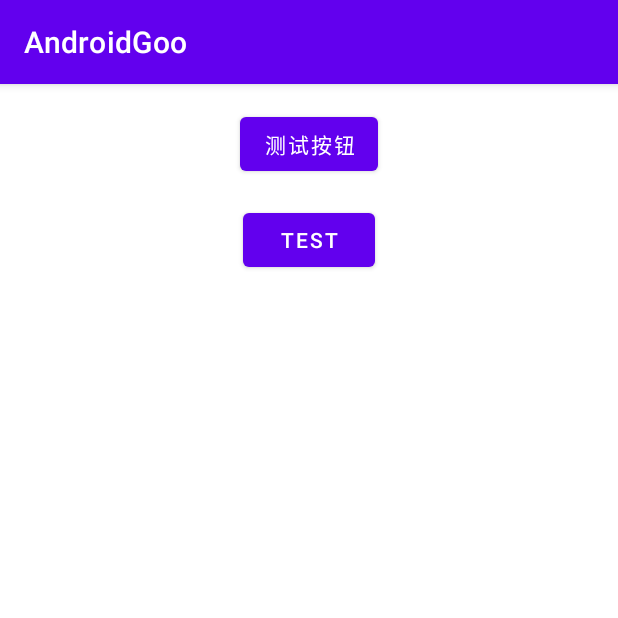
After one commit to beyondgjc/AndroidGo, an Android app: the GogaMainActivity screen opened directly, with no data from a screen before it, on a phone screen of 412 x 824 dp, the top half of it. The commit adds this screen. Run offline under Robolectric (Android 15) with nearby library versions, the phone set to English and light mode, and no system bars.

Commit message:
搭建好框架GogaMenu

```diff
--- /dev/null
+++ b/app/src/main/java/com/beyondguo/androidgoo/goga/GogaMainActivity.kt
@@ -0,0 +1,30 @@
+package com.beyondguo.androidgoo.goga
+
+import androidx.appcompat.app.AppCompatActivity
+import android.os.Bundle
+import androidx.lifecycle.ViewModelProvider
+import androidx.recyclerview.widget.LinearLayoutManager
+import com.beyondguo.androidgoo.databinding.ActivityGogaMainBinding
+import com.beyondguo.androidgoo.goga.utils.GogaUtils
+
+class GogaMainActivity : AppCompatActivity() {
+
+    private var _binding: ActivityGogaMainBinding? = null
+
+    private val gogaMainViewHolder by lazy { ViewModelProvider(this)[GogaMainViewModel::class.java] }
+
+    private val binding get() = _binding!!
+
+    override fun onCreate(savedInstanceState: Bundle?) {
+        super.onCreate(savedInstanceState)
+        _binding = ActivityGogaMainBinding.inflate(layoutInflater)
+        setContentView(binding.root)
+        binding.recycleView.layoutManager = LinearLayoutManager(this)
+        binding.recycleView.adapter = GogaMainRecycleViewAdapter(this, GogaUtils.getMenuList())
+    }
+
+    override fun onDestroy() {
+        super.onDestroy()
+        _binding = null
+    }
+}
--- /dev/null
+++ b/app/src/main/java/com/beyondguo/androidgoo/goga/GogaMainRecycleViewAdapter.kt
@@ -0,0 +1,24 @@
+package com.beyondguo.androidgoo.goga
+
+import android.content.Context
+import android.view.LayoutInflater
+import android.view.ViewGroup
+import androidx.recyclerview.widget.RecyclerView
+import com.beyondguo.androidgoo.R
+import com.beyondguo.androidgoo.goga.model.GogaMenuModel
+
+class GogaMainRecycleViewAdapter(private val context: Context,
+                                 private val menuList: List<GogaMenuModel>,
+                                 private val listitemLayout: Int = R.layout.listitem_goga ) :
+        RecyclerView.Adapter<GogaMainViewHolder>() {
+    override fun onCreateViewHolder(parent: ViewGroup, viewType: Int): GogaMainViewHolder {
+        val view = LayoutInflater.from(parent.context).inflate(listitemLayout, parent, false)
+        return GogaMainViewHolder(view)
+    }
+
+    override fun getItemCount() = menuList.size
+
+    override fun onBindViewHolder(holder: GogaMainViewHolder, position: Int) {
+        holder.setContent(context, menuList[position])
+    }
+}
--- /dev/null
+++ b/app/src/main/java/com/beyondguo/androidgoo/goga/GogaMainViewHolder.kt
@@ -0,0 +1,22 @@
+package com.beyondguo.androidgoo.goga
+
+import android.content.Context
+import android.content.Intent
+import android.view.View
+import android.widget.Button
+import androidx.recyclerview.widget.RecyclerView
+import com.beyondguo.androidgoo.R
+import com.beyondguo.androidgoo.goga.model.GogaMenuModel
+
+class GogaMainViewHolder(view: View): RecyclerView.ViewHolder(view) {
+
+    private val button: Button = view.findViewById(R.id.button)
+
+    fun setContent(context: Context, gogaMenuModel: GogaMenuModel) {
+        button.text = gogaMenuModel.name
+        button.setOnClickListener {
+            context.startActivity(Intent(context, gogaMenuModel.className))
+        }
+    }
+
+}
--- /dev/null
+++ b/app/src/main/java/com/beyondguo/androidgoo/goga/menus/GogaMenuInterface.kt
@@ -0,0 +1,4 @@
+package com.beyondguo.androidgoo.goga.menus
+
+interface GogaMenuInterface {
+}
--- /dev/null
+++ b/app/src/main/java/com/beyondguo/androidgoo/goga/model/GogaMenuModel.kt
@@ -0,0 +1,5 @@
+package com.beyondguo.androidgoo.goga.model
+
+import com.beyondguo.androidgoo.goga.menus.GogaMenuInterface
+
+class GogaMenuModel(val name: String, val className: Class<out GogaMenuInterface>)
--- /dev/null
+++ b/app/src/main/java/com/beyondguo/androidgoo/goga/utils/GogaUtils.kt
@@ -0,0 +1,13 @@
+package com.beyondguo.androidgoo.goga.utils
+
+import com.beyondguo.androidgoo.goga.menus.GogaMenuTestActivity
+import com.beyondguo.androidgoo.goga.model.GogaMenuModel
+
+object GogaUtils {
+
+    fun getMenuList(): List<GogaMenuModel>{
+        return listOf(GogaMenuModel("测试按钮", GogaMenuTestActivity::class.java),
+                      GogaMenuModel("test", GogaMenuTestActivity::class.java))
+    }
+
+}
--- a/app/src/main/java/com/beyondguo/androidgoo/ui/home/HomeFragment.kt
+++ b/app/src/main/java/com/beyondguo/androidgoo/ui/home/HomeFragment.kt
@@ -1,5 +1,6 @@
 package com.beyondguo.androidgoo.ui.home
 
+import android.content.Intent
 import android.os.Bundle
 import android.view.LayoutInflater
 import android.view.View
@@ -8,6 +9,7 @@ import android.widget.TextView
 import androidx.fragment.app.Fragment
 import androidx.lifecycle.ViewModelProvider
 import com.beyondguo.androidgoo.databinding.FragmentHomeBinding
+import com.beyondguo.androidgoo.goga.GogaMainActivity
 
 class HomeFragment : Fragment() {
 
@@ -32,6 +34,9 @@ class HomeFragment : Fragment() {
         homeViewModel.text.observe(viewLifecycleOwner) {
             textView.text = it
         }
+        textView.setOnClickListener {
+            startActivity(Intent(requireContext(), GogaMainActivity::class.java))
+        }
         return root
     }
 
--- /dev/null
+++ b/app/src/main/res/layout/activity_goga_main.xml
@@ -0,0 +1,14 @@
+<?xml version="1.0" encoding="utf-8"?>
+<androidx.constraintlayout.widget.ConstraintLayout xmlns:android="http://schemas.android.com/apk/res/android"
+    xmlns:app="http://schemas.android.com/apk/res-auto"
+    xmlns:tools="http://schemas.android.com/tools"
+    android:layout_width="match_parent"
+    android:layout_height="match_parent"
+    tools:context=".goga.GogaMainActivity">
+
+    <androidx.recyclerview.widget.RecyclerView
+        android:id="@+id/recycleView"
+        android:layout_width="match_parent"
+        android:layout_height="match_parent" />
+
+</androidx.constraintlayout.widget.ConstraintLayout>
--- /dev/null
+++ b/app/src/main/res/layout/listitem_goga.xml
@@ -0,0 +1,19 @@
+<?xml version="1.0" encoding="utf-8"?>
+<androidx.constraintlayout.widget.ConstraintLayout xmlns:android="http://schemas.android.com/apk/res/android"
+    xmlns:app="http://schemas.android.com/apk/res-auto"
+    xmlns:tools="http://schemas.android.com/tools"
+    android:layout_width="match_parent"
+    android:layout_height="wrap_content">
+
+    <Button
+        android:id="@+id/button"
+        android:layout_width="wrap_content"
+        android:layout_height="wrap_content"
+        android:layout_marginStart="24dp"
+        android:layout_marginTop="16dp"
+        android:layout_marginEnd="24dp"
+        android:text="@string/button"
+        app:layout_constraintEnd_toEndOf="parent"
+        app:layout_constraintStart_toStartOf="parent"
+        app:layout_constraintTop_toTopOf="parent" />
+</androidx.constraintlayout.widget.ConstraintLayout>
--- a/app/src/main/res/values/strings.xml
+++ b/app/src/main/res/values/strings.xml
@@ -10,4 +10,5 @@
     <string name="menu_home">Home</string>
     <string name="menu_gallery">Gallery</string>
     <string name="menu_slideshow">Slideshow</string>
+    <string name="button">Button</string>
 </resources>
--- a/build.gradle
+++ b/build.gradle
@@ -1,6 +1,6 @@
 // Top-level build file where you can add configuration options common to all sub-projects/modules.
 plugins {
-    id 'com.android.application' version '8.0.2' apply false
-    id 'com.android.library' version '8.0.2' apply false
+    id 'com.android.application' version '8.1.0-rc01' apply false
+    id 'com.android.library' version '8.1.0-rc01' apply false
     id 'org.jetbrains.kotlin.android' version '1.8.20' apply false
 }
```
Also changed, not shown: app/src/main/AndroidManifest.xml (+6 -1 lines), app/src/main/java/com/beyondguo/androidgoo/goga/GogaMainViewModel.kt (added, +7 -0 lines), app/src/main/java/com/beyondguo/androidgoo/goga/menus/GogaMenuTestActivity.kt (added, +12 -0 lines), app/src/main/res/layout/activity_goga_menu_test.xml (added, +9 -0 lines).
